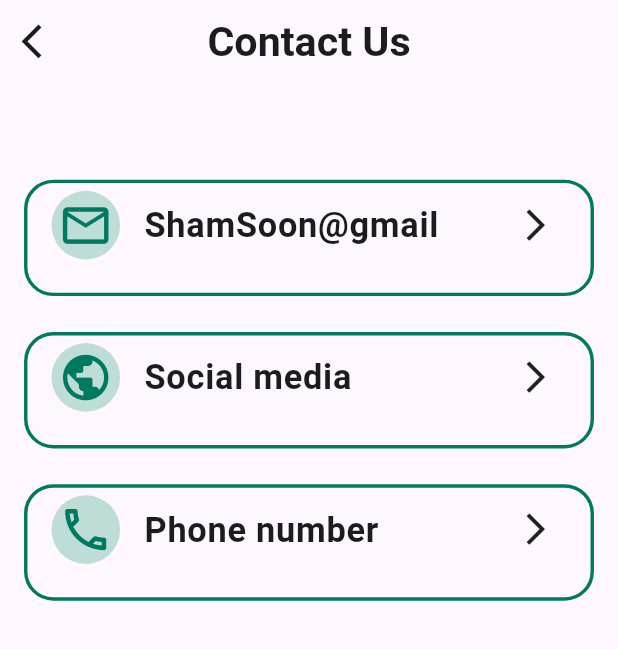
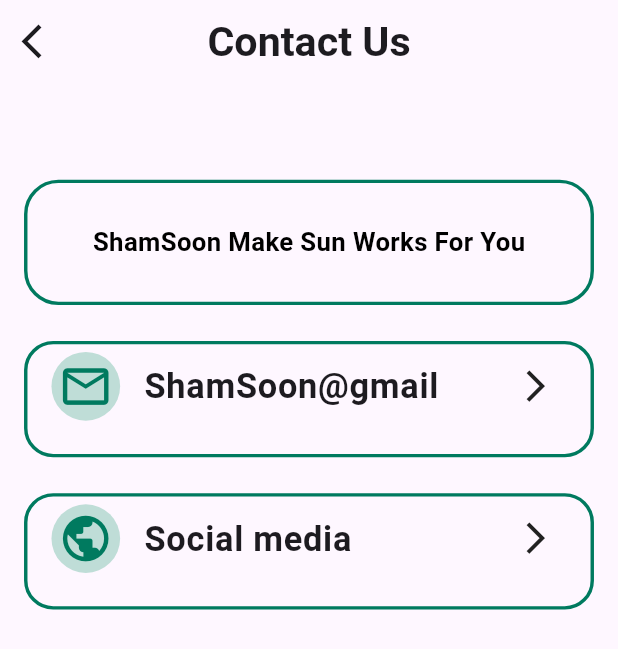
Before and after one commit to Rewanelmlah/ShamSoon, a Flutter app: the ContactUsScreen screen opened directly, on a phone screen of 412 x 824 dp. Shown: the top 649 px of the screen. Run offline on Flutter 3.47's test engine with Material 3 defaults, Android fonts, the phone set to English and light mode, and no system bars; our stand-ins replace fl_chart, flutter_screenutil, pinput, smooth_page_indicator.

Commit message:
Fixed UI issues

```diff
--- a/lib/features/settings/presentation/views/contact_us.dart
+++ b/lib/features/settings/presentation/views/contact_us.dart
@@ -1,5 +1,6 @@
 import 'package:flutter/material.dart';
 import 'package:flutter_screenutil/flutter_screenutil.dart';
+import 'package:shamsoon/core/app_colors.dart';
 import 'package:shamsoon/features/settings/presentation/widgets/custome_tile.dart';
 
 
@@ -23,6 +24,23 @@ class ContactUsScreen extends StatelessWidget {
         child: Column(
           children: [
             SizedBox(height: 40.h),
+             Container(
+      width: double.infinity,
+      height: 70.h,
+      decoration: BoxDecoration(
+        borderRadius: BorderRadius.circular(20.r),
+        border: Border.all(color: AppColors.primaryColor, width: 2.w),
+      ),
+      child: Row(
+        mainAxisAlignment: MainAxisAlignment.center,
+        children: [
+          Text('ShamSoon Make Sun Works For You',style: TextStyle(fontSize: 15.sp,fontWeight: FontWeight.bold,color: Colors.black),),
+        ],
+      ),
+             ),
+            // SizedBox(height: 30.h),
+           //  Center(child: Text("Contact Us Through",style: TextStyle(fontSize: 18.sp,fontWeight: FontWeight.bold,color: AppColors.primaryColor),)),
+             SizedBox(height: 20.h),
             CustomTile(
               color: Color(0xFFBFDDD7),
               icon: Icons.mail_outline,
@@ -39,12 +57,7 @@ class ContactUsScreen extends StatelessWidget {
               onTap: () {},
             ),
             SizedBox(height: 20.h),
-            CustomTile(
-              color: Color(0xFFBFDDD7),
-              icon: Icons.call_outlined,
-              title: "Phone number",
-              onTap: () {},
-            ),
+
           ],
         ),
       ),
```
Also changed, not shown: lib/features/settings/presentation/views/personal_info.dart (+1 -9 lines).
